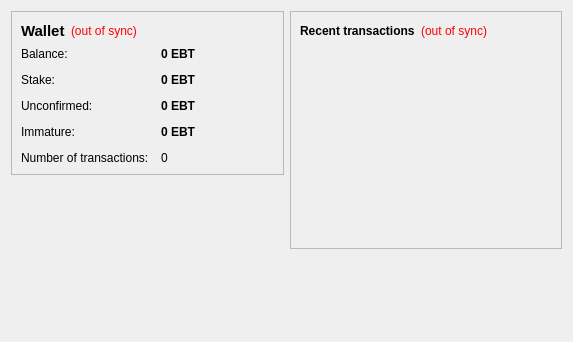
Old version of the form src/qt/forms/overviewpage.ui in the repository Jude-Austin/EBT.
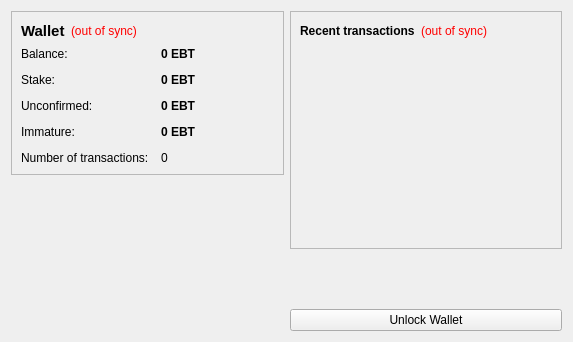
New version of the form. Icons and pictures are not drawn.

```diff
--- a/src/qt/forms/overviewpage.ui
+++ b/src/qt/forms/overviewpage.ui
@@ -319,6 +319,13 @@
        </property>
       </spacer>
      </item>
+     <item>
+      <widget class="QPushButton" name="unlockWalletButton">
+       <property name="text">
+        <string>Unlock Wallet</string>
+       </property>
+      </widget>
+     </item>
     </layout>
    </item>
   </layout>
```
Left out of the diff: 19 changed lines with no effect on the pictures.
